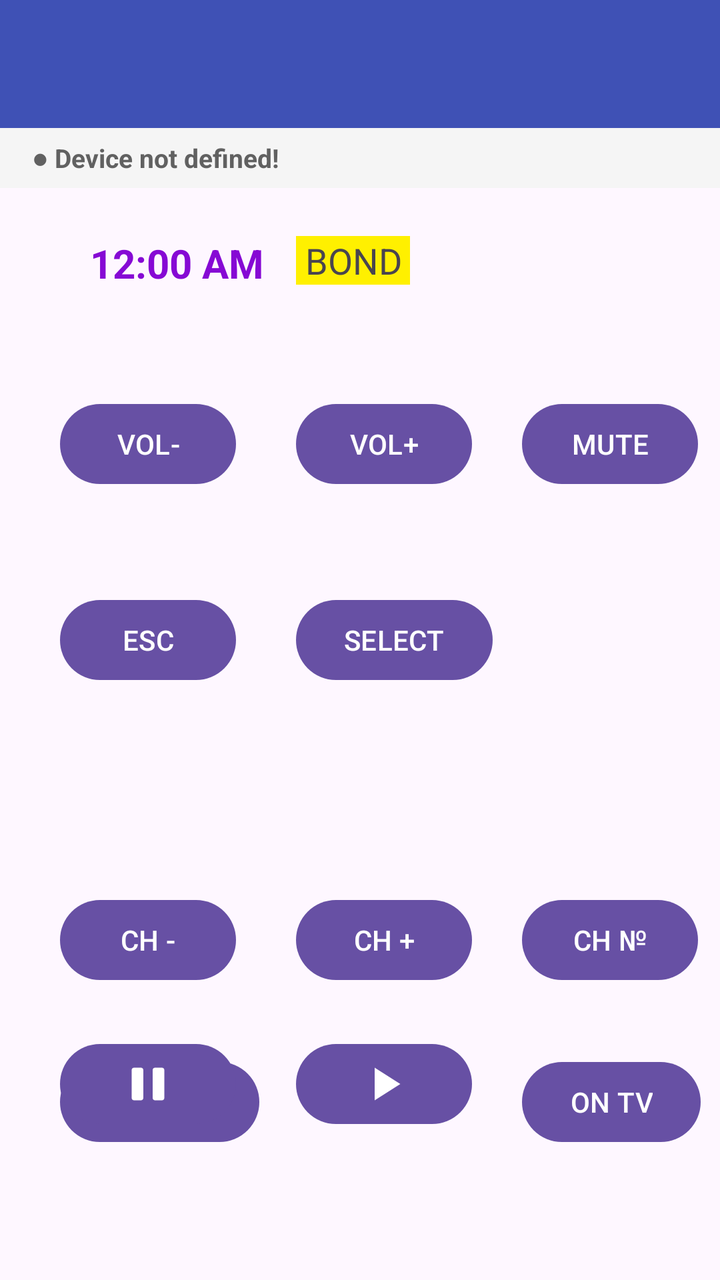
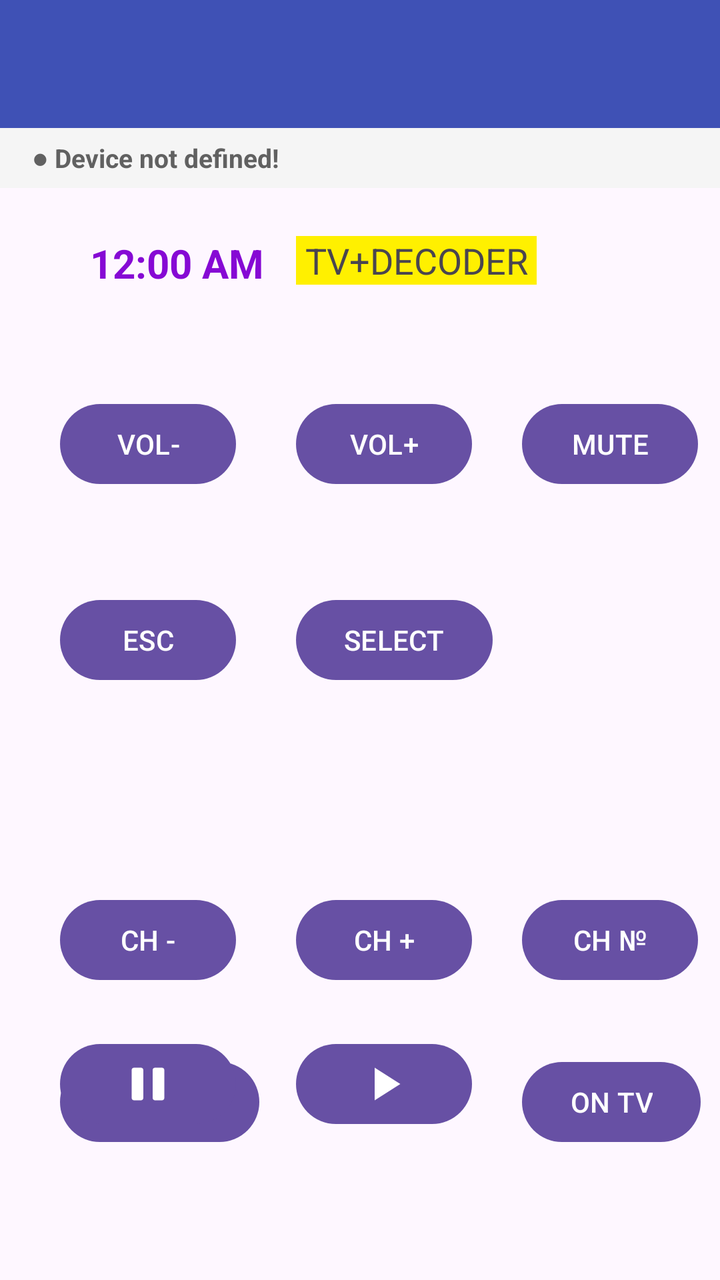

Two renders of the same Android screen: before a commit and after it. Below are the layout's source before the change and the commit's diff.
<!-- AndroidManifest.xml: application theme Theme.Android_LG_TV -->
<!-- res/layout/activity_main.xml -->
<?xml version="1.0" encoding="utf-8"?>
<androidx.constraintlayout.widget.ConstraintLayout xmlns:android="http://schemas.android.com/apk/res/android"
    xmlns:app="http://schemas.android.com/apk/res-auto"
    xmlns:tools="http://schemas.android.com/tools"
    android:id="@+id/main"
    android:layout_width="match_parent"
    android:layout_height="match_parent"
    android:clickable="false"
    tools:context=".MainActivity"
    tools:ignore="ExtraText">

    <com.google.android.material.appbar.AppBarLayout
        android:id="@+id/appbar_layout"
        android:layout_width="match_parent"
        android:layout_height="wrap_content"
        android:background="@color/colorPrimary"
        android:fitsSystemWindows="true"
        app:layout_constraintEnd_toEndOf="parent"
        app:layout_constraintStart_toStartOf="parent"
        app:layout_constraintTop_toTopOf="parent">

        <androidx.appcompat.widget.Toolbar
            android:id="@+id/toolbar"
            android:layout_width="match_parent"
            android:layout_height="?attr/actionBarSize"
            android:background="@color/colorPrimary"
            android:theme="@style/ThemeOverlay.AppCompat.Dark.ActionBar"
            app:popupTheme="@style/ThemeOverlay.AppCompat.Light" />

        
        <TextView
            android:id="@+id/tv_status_strip"
            android:layout_width="match_parent"
            android:layout_height="wrap_content"
            android:background="#F5F5F5"
            android:gravity="center_vertical"
            android:paddingLeft="16dp"
            android:paddingTop="6dp"
            android:paddingRight="16dp"
            android:paddingBottom="6dp"
            android:text="● Device not defined!"
            android:textColor="#616161"
            android:textSize="13sp"
            android:textStyle="bold" />

    </com.google.android.material.appbar.AppBarLayout>


    
    <TextClock
        android:id="@+id/textClock"
        android:layout_width="match_parent"
        android:layout_height="wrap_content"
        android:layout_marginTop="24dp"
        android:layout_marginEnd="183dp"
        android:gravity="center_horizontal"
        android:minHeight="48dp"
        android:textColor="#8609d4"
        android:textSize="20sp"
        android:textStyle="bold"
        app:layout_constraintEnd_toStartOf="parent"
        app:layout_constraintStart_toStartOf="parent"
        app:layout_constraintTop_toBottomOf="@id/appbar_layout" />

    
    <TextView
        android:id="@+id/bond_status"
        android:layout_width="wrap_content"
        android:layout_height="wrap_content"
        android:background="#FFFFF000"
        android:clickable="false"
        android:inputType="text"
        android:text=" BOND "
        android:textAlignment="center"
        android:textAppearance="?android:attr/textAppearanceMedium"
        app:layout_constraintStart_toStartOf="@id/button_vol_plus"
        app:layout_constraintTop_toTopOf="@+id/textClock" />

    
    <Button
        android:id="@+id/button_vol_minus"
        android:layout_width="wrap_content"
        android:layout_height="wrap_content"
        android:layout_marginLeft="30dp"
        android:layout_marginTop="32dp"
        android:text="@string/button_vol_minus"
        app:layout_constraintStart_toStartOf="parent"
        app:layout_constraintTop_toBottomOf="@id/textClock" />

    <Button
        android:id="@+id/button_vol_plus"
        android:layout_width="wrap_content"
        android:layout_height="wrap_content"
        android:layout_marginLeft="30dp"
        android:text="@string/button_vol_plus"
        app:layout_constraintStart_toEndOf="@+id/button_vol_minus"
        app:layout_constraintTop_toTopOf="@+id/button_vol_minus" />

    <Button
        android:id="@+id/button_mute"
        android:layout_width="wrap_content"
        android:layout_height="wrap_content"
        android:layout_marginStart="25dp"
        android:text="@string/button_mute"
        app:layout_constraintStart_toEndOf="@+id/button_vol_plus"
        app:layout_constraintTop_toTopOf="@+id/button_vol_plus" />

    <Button
        android:id="@+id/button_esc"
        android:layout_width="wrap_content"
        android:layout_height="wrap_content"
        android:layout_marginTop="50dp"
        android:text="ESC"
        app:layout_constraintStart_toStartOf="@+id/button_vol_minus"
        app:layout_constraintTop_toBottomOf="@+id/button_vol_minus" />

    <Button
        android:id="@+id/button_select"
        android:layout_width="wrap_content"
        android:layout_height="wrap_content"
        android:text="SELECT"
        app:layout_constraintStart_toStartOf="@+id/button_vol_plus"
        app:layout_constraintTop_toTopOf="@+id/button_esc" />

    <Button
        android:id="@+id/button_ch_minus"
        android:layout_width="wrap_content"
        android:layout_height="wrap_content"
        android:layout_marginTop="200dp"
        android:text="CH -"
        app:layout_constraintStart_toStartOf="@+id/button_vol_minus"
        app:layout_constraintTop_toBottomOf="@+id/button_vol_minus" />

    <Button
        android:id="@+id/button_ch_plus"
        android:layout_width="wrap_content"
        android:layout_height="wrap_content"
        android:text="CH +"
        app:layout_constraintStart_toStartOf="@+id/button_vol_plus"
        app:layout_constraintTop_toTopOf="@+id/button_ch_minus" />

    <Button
        android:id="@+id/button_ch_number"
        android:layout_width="wrap_content"
        android:layout_height="wrap_content"
        android:text="CH №"
        app:layout_constraintStart_toStartOf="@+id/button_mute"
        app:layout_constraintTop_toTopOf="@+id/button_ch_minus" />

    <Button
        android:id="@+id/btn_hot_on"
        android:layout_width="wrap_content"
        android:layout_height="wrap_content"
        android:text="ON HOT"
        app:layout_constraintBottom_toBottomOf="@+id/button_ON"
        app:layout_constraintStart_toStartOf="@+id/button_vol_minus" />

    <Button
        android:id="@+id/button_ON"
        android:layout_width="wrap_content"
        android:layout_height="wrap_content"
        android:layout_marginBottom="65dp"
        android:text="@string/button_on"
        app:layout_constraintBottom_toBottomOf="parent"
        app:layout_constraintStart_toStartOf="@id/button_mute" />

    <Button
        android:id="@+id/btn_pause"
        android:layout_width="wrap_content"
        android:layout_height="wrap_content"
        android:layout_marginTop="24dp"
        android:minHeight="48dp"
        android:paddingLeft="16dp"
        android:paddingRight="16dp"
        app:icon="@drawable/ic_pause"
        app:iconGravity="textStart"
        app:iconPadding="0dp"
        app:iconSize="28dp"
        app:layout_constraintStart_toStartOf="@+id/button_ch_minus"
        app:layout_constraintTop_toBottomOf="@+id/button_ch_minus" />

    <Button
        android:id="@+id/btnResume"
        android:layout_width="wrap_content"
        android:layout_height="wrap_content"
        android:minHeight="48dp"
        android:paddingLeft="16dp"
        android:paddingRight="16dp"
        app:icon="@drawable/ic_play"
        app:iconGravity="textStart"
        app:iconPadding="0dp"
        app:iconSize="28dp"
        app:layout_constraintBottom_toBottomOf="@id/btn_pause"
        app:layout_constraintStart_toStartOf="@id/button_ch_plus"
        app:layout_constraintTop_toTopOf="@id/btn_pause" />


</androidx.constraintlayout.widget.ConstraintLayout>
<!-- resources referenced by this layout -->
<resources>
  <color name="colorPrimary">#3F51B5</color>
  <!-- drawable ic_pause (drawable) -->
  <vector xmlns:android="http://schemas.android.com/apk/res/android"
      android:width="32dp"
      android:height="32dp"
      android:viewportWidth="24"
      android:viewportHeight="24">
  
      
      <path
          android:fillColor="@android:color/white"
          android:pathData="M6,5 h3 c0.55,0 1,0.45 1,1 v12 c0,0.55 -0.45,1 -1,1 H6 c-0.55,0 -1,
                                                            -0.45 -1,-1 V6 c0,-0.55 0.45,-1 1,-1 z"/>
  
      
      <path
          android:fillColor="@android:color/white"
          android:pathData="M15,5 h3 c0.55,0 1,0.45 1,1 v12 c0,0.55 -0.45,1 -1,1 h-3 c-0.55,0 -1,
                                                             -0.45 -1,-1 V6 c0,-0.55 0.45,-1 1,-1 z"/>
  
  </vector>
  <!-- drawable ic_play (drawable) -->
  <vector xmlns:android="http://schemas.android.com/apk/res/android"
      android:width="32dp"
      android:height="32dp"
      android:viewportWidth="24"
      android:viewportHeight="24">
  
      <path
          android:fillColor="@android:color/white"
          android:pathData="M8,5v14l11,-7z"/>
  
  </vector>
  <string name="button_mute">MUTE</string>
  <string name="button_on">ON TV</string>
  <string name="button_vol_minus">VOL-</string>
  <string name="button_vol_plus">VOL+</string>
  <style name="Theme.Android_LG_TV" parent="Base.Theme.Android_LG_TV" />
  <style name="Base.Theme.Android_LG_TV" parent="Theme.Material3.DayNight.NoActionBar">
          
          
      </style>
</resources>

<!-- the commit's change to res/layout/activity_main.xml (unified diff, before → after) -->
@@ -70,7 +70,7 @@
         android:background="#FFFFF000"
         android:clickable="false"
         android:inputType="text"
-        android:text=" BOND "
+        android:text=" TV+DECODER "
         android:textAlignment="center"
         android:textAppearance="?android:attr/textAppearanceMedium"
         app:layout_constraintStart_toStartOf="@id/button_vol_plus"
